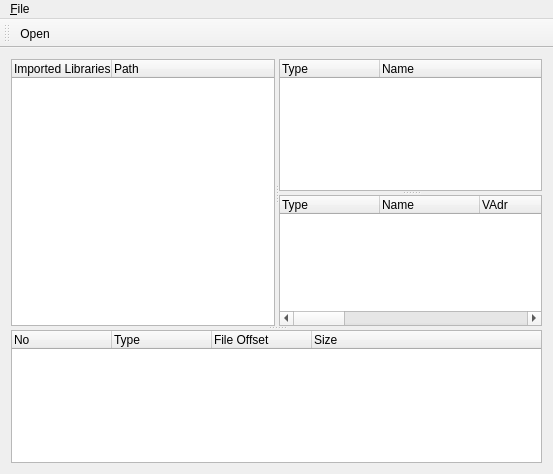
Above: depends/dependsuibase.ui from shentok/depends-ui before the change. Below: the same form after it.
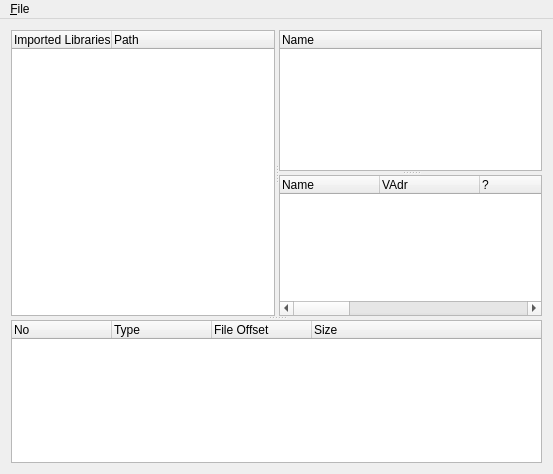
That is the form after the change. Icons and pictures are not drawn.

```diff
--- a/depends/dependsuibase.ui
+++ b/depends/dependsuibase.ui
@@ -60,11 +60,6 @@
          <property name="showSortIndicator" stdset="0">
           <bool>true</bool>
          </property>
-         <column>
-          <property name="text">
-           <string>Type</string>
-          </property>
-         </column>
          <column>
           <property name="text">
            <string>Name</string>
@@ -81,11 +76,6 @@
          <property name="showSortIndicator" stdset="0">
           <bool>true</bool>
          </property>
-         <column>
-          <property name="text">
-           <string>Type</string>
-          </property>
-         </column>
          <column>
           <property name="text">
            <string>Name</string>
@@ -173,18 +163,6 @@
     </item>
    </layout>
   </widget>
-  <widget class="QToolBar" name="toolBar">
-   <property name="label" stdset="0">
-    <string>Tools</string>
-   </property>
-   <attribute name="toolBarArea">
-    <enum>TopToolBarArea</enum>
-   </attribute>
-   <attribute name="toolBarBreak">
-    <bool>false</bool>
-   </attribute>
-   <addaction name="fileOpenAction"/>
-  </widget>
   <widget class="QMenuBar" name="MenuBar">
    <property name="geometry">
     <rect>
```
Left out of the diff: 16 changed lines with no effect on the pictures.
